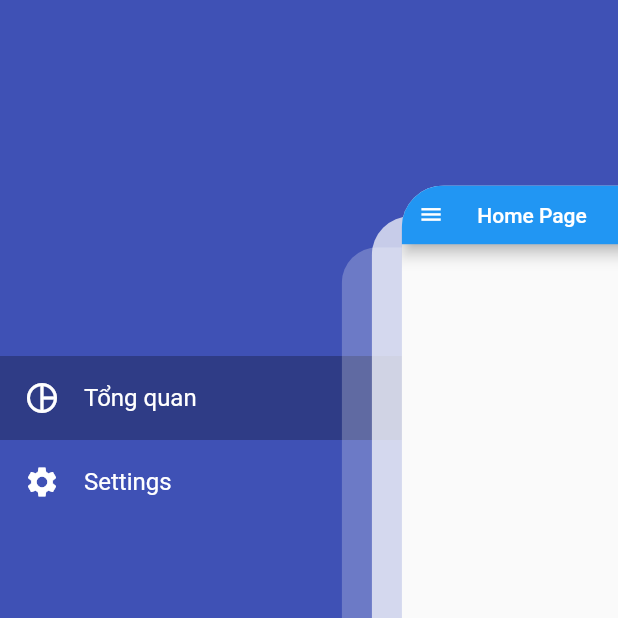
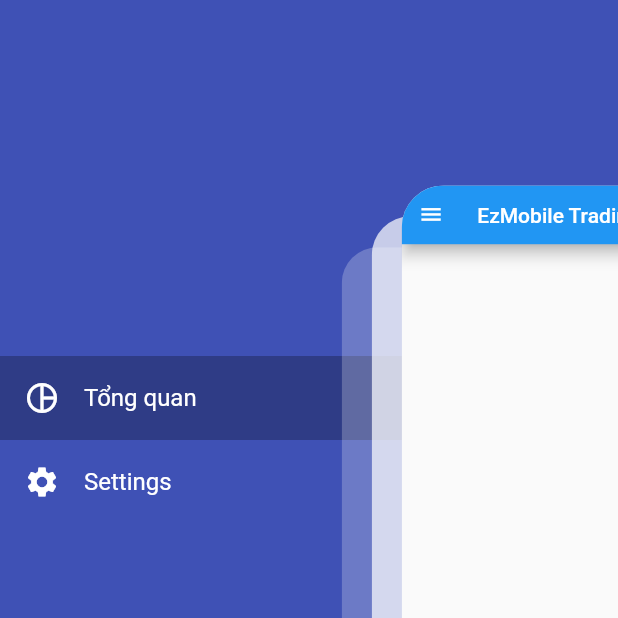
Before and after one commit to hanh2fpts/untitled, a Flutter app: the screen it shows after launch, after a tap on the "menu" icon, on a phone screen of 412 x 824 dp, the top half of it. Run offline on Flutter 3.47's test engine with Material 2 defaults, Android fonts, the phone set to English and light mode, and no system bars; drawn by our look-alikes of convex_bottom_bar, flutter_zoom_drawer; our stand-ins replace bloc, equatable, flutter_bloc, font_awesome_flutter, shared_preferences.

Commit message:
update code

```diff
--- a/lib/presentation/home_page/cubit/home_page_cubit.dart
+++ b/lib/presentation/home_page/cubit/home_page_cubit.dart
@@ -1,9 +1,29 @@
 import 'package:bloc/bloc.dart';
+import 'package:equatable/equatable.dart';
 import 'package:meta/meta.dart';
 
 part 'home_page_state.dart';
 
-class HomePageCubit extends Cubit<int> {
-  HomePageCubit() : super(0);
-  void _selectPage() => emit(state);
+class HomePageCubit extends Cubit<HomePageState> {
+  HomePageCubit()
+      : super(const HomePageInitial(index: 0, titlePage: 'EzMobile Trading'));
+  void selectPage(int index) {
+    switch (index) {
+      case 0:
+        emit(const HomePageSelected(index: 0, titlePage: 'EzMobile Trading'));
+        break;
+      case 1:
+        emit(const HomePageSelected(index: 1, titlePage: 'Tài sản'));
+        break;
+      case 2:
+        emit(const HomePageSelected(index: 2, titlePage: 'Đặt lệnh'));
+        break;
+      case 3:
+        emit(const HomePageSelected(index: 3, titlePage: 'Hủy/Sửa'));
+        break;
+      case 4:
+        emit(const HomePageSelected(index: 4, titlePage: 'Chuyển tiền'));
+        break;
+    }
+  }
 }
--- a/lib/presentation/home_page/cubit/home_page_state.dart
+++ b/lib/presentation/home_page/cubit/home_page_state.dart
@@ -1,6 +1,18 @@
 part of 'home_page_cubit.dart';
 
 @immutable
-abstract class HomePageState {}
+abstract class HomePageState extends Equatable {
+  final int index;
+  final String titlePage;
+  const HomePageState({required this.index, required this.titlePage});
+  @override
+  List<Object?> get props => [index, titlePage];
+}
 
-class HomePageInitial extends HomePageState {}
+class HomePageInitial extends HomePageState {
+  const HomePageInitial({required super.index, required super.titlePage});
+}
+
+class HomePageSelected extends HomePageState {
+  const HomePageSelected({required super.index, required super.titlePage});
+}
--- a/lib/presentation/home_page/home_page.dart
+++ b/lib/presentation/home_page/home_page.dart
@@ -1,29 +1,43 @@
 import 'package:convex_bottom_bar/convex_bottom_bar.dart';
 import 'package:flutter/material.dart';
+import 'package:flutter_bloc/flutter_bloc.dart';
 import 'package:font_awesome_flutter/font_awesome_flutter.dart';
-import 'package:untitled/presentation/menu_widget.dart';
+import 'package:untitled/presentation/home_page/cubit/home_page_cubit.dart';
+import 'package:untitled/presentation/widgets/custom_scaffold_widget.dart';
 import 'package:untitled/presentation/overview_page/overview_page.dart';
+import 'package:untitled/presentation/page/test_page.dart';
 
-class HomePage extends StatelessWidget {
+class HomePage extends StatefulWidget {
   const HomePage({Key? key}) : super(key: key);
+
+  @override
+  State<HomePage> createState() => _HomePageState();
+}
+
+class _HomePageState extends State<HomePage> {
   @override
   Widget build(BuildContext context) {
+    return BlocBuilder<HomePageCubit, HomePageState>(
+      builder: (context, state) {
         return Scaffold(
-      appBar: AppBar(
-        title: const Text('Home Page'),
-        backgroundColor: Colors.blue,
-        leading: const MenuWidget(),
+          appBar: CustomScaffoldWidget(
+            titlePage: state.titlePage,
+            context: context,
           ),
           body: SafeArea(
               child: IndexedStack(
-        index: ,
+            index: state.index,
             children: const [
               OverViewPage(),
+              AssetPage(),
+              OrderPage(),
+              ModifierPage(),
+              TransferPage()
             ],
           )),
           bottomNavigationBar: ConvexAppBar(
             onTap: (index) {
-
+              context.read<HomePageCubit>().selectPage(index);
             },
             style: TabStyle.fixedCircle,
             backgroundColor: Colors.white,
@@ -36,9 +50,12 @@ class HomePage extends StatelessWidget {
               TabItem(icon: FontAwesomeIcons.gavel, title: 'Đặt lệnh'),
               TabItem(icon: FontAwesomeIcons.fileSignature, title: 'Hủy/Sửa'),
               TabItem(
-              icon: FontAwesomeIcons.moneyCheckDollar, title: 'Chuyển tiền'),
+                  icon: FontAwesomeIcons.moneyCheckDollar,
+                  title: 'Chuyển tiền'),
             ],
           ),
         );
+      },
+    );
   }
 }
--- a/lib/presentation/main_page/main_page.dart
+++ b/lib/presentation/main_page/main_page.dart
@@ -1,7 +1,9 @@
 import 'package:flutter/material.dart';
+import 'package:flutter_bloc/flutter_bloc.dart';
 import 'package:flutter_zoom_drawer/config.dart';
 import 'package:flutter_zoom_drawer/flutter_zoom_drawer.dart';
 import 'package:untitled/model/menu_item.dart';
+import 'package:untitled/presentation/home_page/cubit/home_page_cubit.dart';
 import 'package:untitled/presentation/home_page/home_page.dart';
 import 'package:untitled/presentation/menu_page/menu_page.dart';
 import 'package:untitled/presentation/page/test_page.dart';
@@ -45,7 +47,10 @@ class _MainPageState extends State<MainPage> {
   Widget getScreen() {
     switch (currentItem) {
       case MenuItems.overview:
-        return const HomePage();
+        return BlocProvider(
+          create: (context) => HomePageCubit(),
+          child: const HomePage(),
+        );
       case MenuItems.settings:
         return const SettingsPage();
       default:
--- a/lib/presentation/menu_widget.dart
+++ /dev/null
@@ -1,13 +0,0 @@
-import 'package:flutter/material.dart';
-import 'package:flutter_zoom_drawer/flutter_zoom_drawer.dart';
-
-class MenuWidget extends StatelessWidget {
-  const MenuWidget({Key? key}) : super(key: key);
-
-  @override
-  Widget build(BuildContext context) {
-    return IconButton(
-        onPressed: () => ZoomDrawer.of(context)!.toggle(),
-        icon: const Icon(Icons.menu));
-  }
-}
--- a/lib/presentation/page/test_page.dart
+++ b/lib/presentation/page/test_page.dart
@@ -1,7 +1,51 @@
 import 'package:flutter/material.dart';
 import 'package:untitled/l10n/multi_languages.dart';
-import 'package:untitled/presentation/menu_widget.dart';
+import 'package:untitled/presentation/widgets/custom_scaffold_widget.dart';
 import 'package:untitled/utils/app_constant.dart';
+
+class AssetPage extends StatelessWidget {
+  const AssetPage({super.key});
+
+  @override
+  Widget build(BuildContext context) {
+    return Container(
+      color: Colors.amber,
+    );
+  }
+}
+
+class OrderPage extends StatelessWidget {
+  const OrderPage({super.key});
+
+  @override
+  Widget build(BuildContext context) {
+    return Container(
+      color: Colors.green,
+    );
+  }
+}
+
+class ModifierPage extends StatelessWidget {
+  const ModifierPage({super.key});
+
+  @override
+  Widget build(BuildContext context) {
+    return Container(
+      color: Colors.red,
+    );
+  }
+}
+
+class TransferPage extends StatelessWidget {
+  const TransferPage({super.key});
+
+  @override
+  Widget build(BuildContext context) {
+    return Container(
+      color: Colors.yellow,
+    );
+  }
+}
 
 class SettingsPage extends StatelessWidget {
   const SettingsPage({Key? key}) : super(key: key);
@@ -10,10 +54,8 @@ class SettingsPage extends StatelessWidget {
   Widget build(BuildContext context) {
     MultiLanguages multiLanguages = MultiLanguages();
     return Scaffold(
-        appBar: AppBar(
-            leading: const MenuWidget(),
-            backgroundColor: Colors.cyan,
-            title: const Text('Settings Page')),
+        appBar:
+            CustomScaffoldWidget(titlePage: 'SettingPage', context: context),
         body: Center(
           child: Column(
             mainAxisAlignment: MainAxisAlignment.center,
--- /dev/null
+++ b/lib/presentation/widgets/custom_scaffold_widget.dart
@@ -0,0 +1,19 @@
+import 'package:flutter/material.dart';
+import 'package:flutter_zoom_drawer/flutter_zoom_drawer.dart';
+
+class CustomScaffoldWidget extends AppBar {
+  final String titlePage;
+  final BuildContext context;
+
+  CustomScaffoldWidget(
+      {super.key, required this.titlePage, required this.context});
+
+  @override
+  Color? get backgroundColor => Colors.blue;
+  @override
+  Widget? get title => Text(titlePage);
+  @override
+  Widget? get leading => IconButton(
+          onPressed: () => ZoomDrawer.of(context)!.toggle(),
+          icon: const Icon(Icons.menu));
+}
--- a/pubspec.yaml
+++ b/pubspec.yaml
@@ -43,6 +43,8 @@ dependencies:
   convex_bottom_bar: ^3.1.0+1
   shared_preferences: ^2.0.15
   font_awesome_flutter: ^10.2.1
+  equatable: ^2.0.5
+
 dev_dependencies:
   flutter_test:
     sdk: flutter
```
Also changed, not shown: pubspec.lock. Lines whose indentation alone changed are shown as unchanged.
